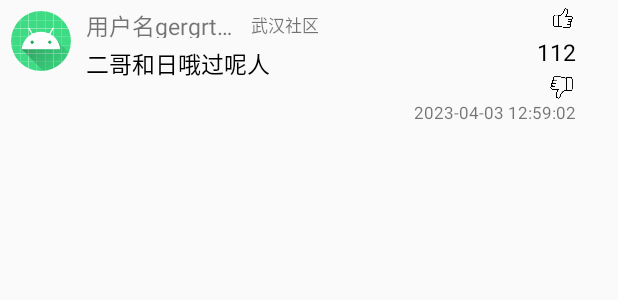
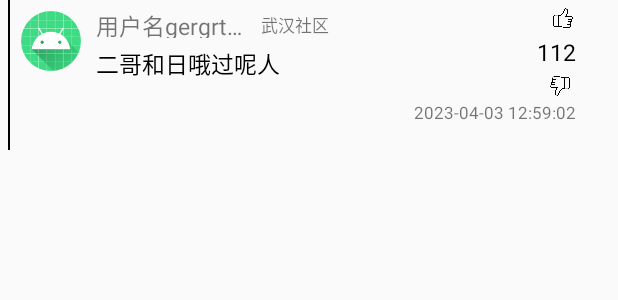
Before and after one commit to dumeo/Grad-Client, an Android app: the layout item_comment.xml on its own in the app's theme, with its tools: preview values and no code run, on a phone screen of 412 x 824 dp. Shown: the top 300 px of the screen. Run offline under Robolectric (Android 15) with nearby library versions, the phone set to English and light mode, and no system bars.

Commit message:
完成评论回复、评论层级分布

```diff
--- a/app/src/main/java/com/grad/util/DefaultVals.java
+++ b/app/src/main/java/com/grad/util/DefaultVals.java
@@ -31,5 +31,6 @@ public class DefaultVals {
     public static final int LOAD_COMMENTS_SUCCESS = 36;
     public static final int GET_COMMENTCNT_SUCCESS = 37;
     public static final int GET_COMMENTCNT_FAILED = 38;
+    public static final int REQUEST_ADD_COMMENT = 39;
 
 }
--- a/app/src/main/res/layout/item_comment.xml
+++ b/app/src/main/res/layout/item_comment.xml
@@ -4,10 +4,20 @@
     xmlns:android="http://schemas.android.com/apk/res/android"
     android:layout_width="match_parent"
     android:layout_height="wrap_content">
+    <LinearLayout
+        android:id="@+id/level_line"
+        android:layout_width="1dp"
+        android:layout_height="100dp"
+        android:background="@color/black"
+        android:orientation="vertical"
+        android:layout_marginLeft="5dp"
+        ></LinearLayout>
     <RelativeLayout
         android:id="@+id/comment_top"
         android:layout_width="match_parent"
-        android:layout_height="wrap_content">
+        android:layout_height="wrap_content"
+        android:layout_toRightOf="@id/level_line"
+        >
         <com.google.android.material.imageview.ShapeableImageView
             android:id="@+id/comment_avatar"
             android:layout_width="@dimen/comment_avatar_size"
@@ -82,8 +92,8 @@
 
         <ImageView
             android:id="@+id/iv_downvote"
-            android:layout_width="@dimen/comment_vote_size"
-            android:layout_height="@dimen/comment_vote_size"
+            android:layout_width="13dp"
+            android:layout_height="13dp"
             android:src="@mipmap/thumb_down"
             android:layout_marginTop="5dp"
             android:layout_below="@id/comment_like_cnt"
@@ -104,19 +114,13 @@
             ></TextView>
     </RelativeLayout>
 
-
-
-
-
-
-
-
-
-
-
-
-
-
-
+    <androidx.recyclerview.widget.RecyclerView
+        android:id="@+id/rv_child_comments"
+        android:layout_width="375dp"
+        android:layout_height="wrap_content"
+        android:layout_below="@id/comment_top"
+        android:layout_marginLeft="30dp"
+        android:layout_marginTop="10dp"
+        ></androidx.recyclerview.widget.RecyclerView>
 
 </RelativeLayout>
--- a/app/src/main/res/values/dimens.xml
+++ b/app/src/main/res/values/dimens.xml
@@ -50,6 +50,7 @@
     <dimen name="detail_title_size">18sp</dimen>
     <dimen name="detail_content_size">15sp</dimen>
     <dimen name="comment_avatar_size">40dp</dimen>
+    <dimen name="child_comment_avatar_size">30dp</dimen>
     <dimen name="comment_vote_size">15dp</dimen>
 
 
```
Also changed, not shown: app/src/main/java/com/grad/information/postdetail/CommentAdapter.java (+33 -1 lines), app/src/main/java/com/grad/information/postdetail/PostDetailActivity.java (+24 -3 lines), app/src/main/java/com/grad/pojo/CommentItem.java (+8 -0 lines), app/src/main/java/com/grad/pojo/Post.java (+21 -0 lines), app/src/main/res/layout/activity_post_detail.xml (+7 -5 lines).
